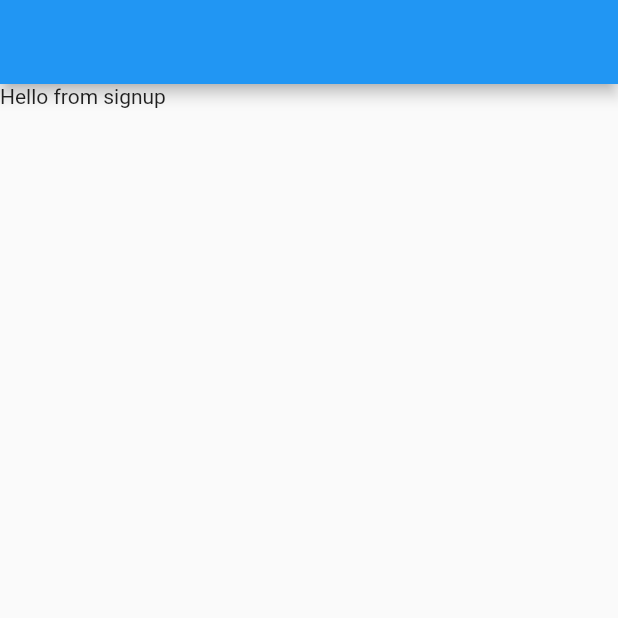
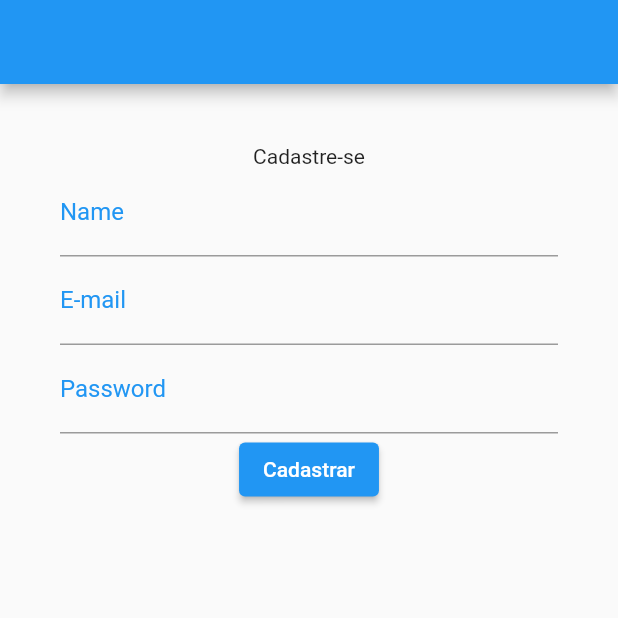
Before and after one commit to joaoarmando/mvvm-flutter, a Flutter app: the screen it shows after launch, on a phone screen of 412 x 824 dp, the top half of it. Run offline on Flutter 3.47's test engine with Material 2 defaults, Android fonts, the phone set to English and light mode, and no system bars.

```diff
--- a/lib/views/signup_view.dart
+++ b/lib/views/signup_view.dart
@@ -1,14 +1,78 @@
 import 'package:flutter/material.dart';
 
 class SignUpView extends StatelessWidget {
+  final _formKey = GlobalKey<FormState>();
   @override
   Widget build(BuildContext context) {
     return Scaffold(
       appBar: AppBar(),
-      body: Column(
-        children: [
-          Text("Hello from signup"),
-        ],
+      body: SingleChildScrollView(
+        padding: const EdgeInsets.all(40),
+        child: Form(
+          key: _formKey,
+          child: Column(
+            children: [
+              Text("Cadastre-se"),
+              TextFormField(
+                keyboardType: TextInputType.name,
+                decoration: InputDecoration(
+                  labelStyle: TextStyle(
+                    color: Theme.of(context).primaryColor,
+                    fontWeight: FontWeight.w400,
+                    fontSize: 16
+                  ),
+                  labelText: "Name"
+                ),
+                validator: (value) {
+                  if (value.isEmpty) return "Nome inválido";
+                  return null;
+                },
+                onSaved: (value) {},
+              ),
+              TextFormField(
+                keyboardType: TextInputType.emailAddress,
+                decoration: InputDecoration(
+                  labelStyle: TextStyle(
+                    color: Theme.of(context).primaryColor,
+                    fontWeight: FontWeight.w400,
+                    fontSize: 16
+                  ),
+                  labelText: "E-mail"
+                ),
+                validator: (value) {
+                  if (value.isEmpty) return "E-mail inválido";
+                  return null;
+                },
+                onSaved: (value) {},
+              ),
+              TextFormField(
+                keyboardType: TextInputType.text,
+                decoration: InputDecoration(
+                  labelStyle: TextStyle(
+                    color: Theme.of(context).primaryColor,
+                    fontWeight: FontWeight.w400,
+                    fontSize: 16
+                  ),
+                  labelText: "Password"
+                ),
+                obscureText: true,
+                validator: (value) {
+                  if (value.isEmpty) return "Senha inválida";
+                  return null;
+                },
+                onSaved: (value) {},
+              ),
+              ElevatedButton(
+                child: Text("Cadastrar"),
+                onPressed: (){
+                  if (_formKey.currentState.validate()) {
+                      _formKey.currentState.save();
+                  }
+                },
+              )
+            ],
+          ),
+        ),
       ),
     );
   }
```
Also changed, not shown: lib/controllers/signup_controller.dart (added, +10 -0 lines).
